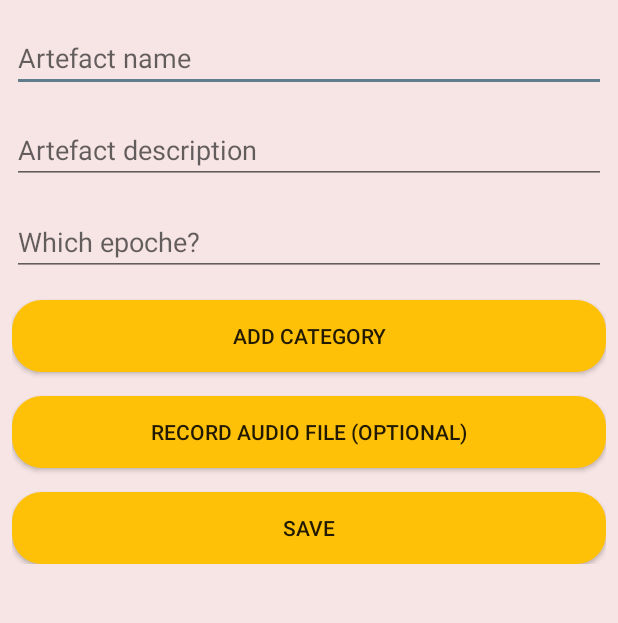
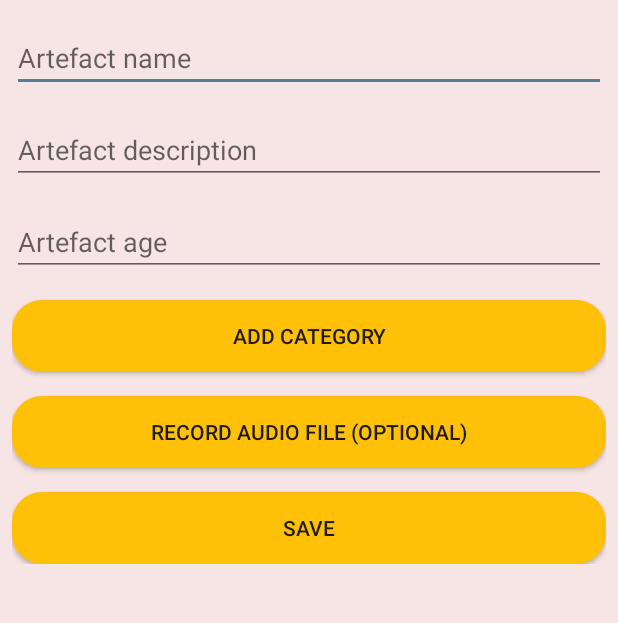
Before and after one commit to CivitasHaw/Civitas, an Android app: the NewArtefactFragment screen opened directly, with no data from a screen before it, on a phone screen of 412 x 824 dp, the part 390-1013 px from its top. Run offline under Robolectric (Android 15) with nearby library versions, the phone set to English and light mode, and no system bars; libraries missing offline, so code that uses them is left out: com.backendless, com.backendless.async, com.backendless.exceptions, com.backendless.files, com.backendless.geo; 7 statements that could not run were skipped.

Commit message:
string resource change

```diff
--- a/app/src/main/res/values/strings.xml
+++ b/app/src/main/res/values/strings.xml
@@ -37,7 +37,7 @@
     <string name="navigation_drawer_close">Close navigation drawer</string>
     <string name="hint_new_artefact_name">Artefact name</string>
     <string name="hint_new_artefact_description">Artefact description</string>
-    <string name="hint_new_artefact_date">Which epoche?</string>
+    <string name="hint_new_artefact_date">Artefact age</string>
     <string name="button_new_artefact">Save</string>
     <string name="button_new_artefact_image">Take a picture</string>
     <string name="button_new_artefact_audio">Record audio file (optional)</string>
```
